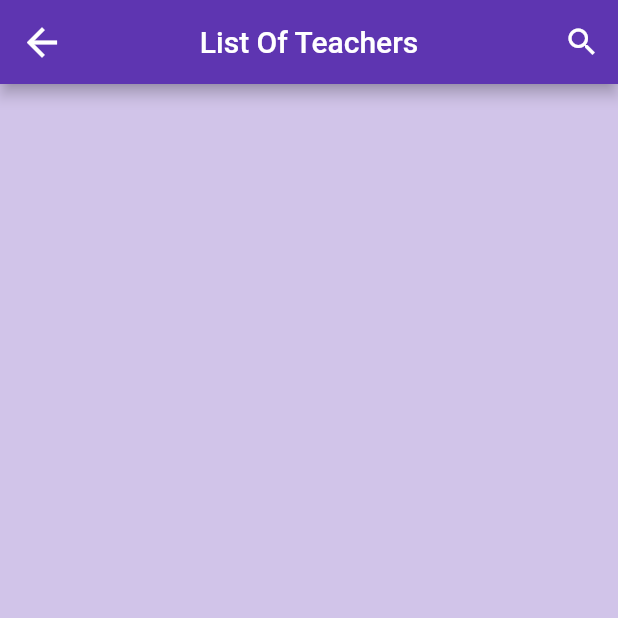
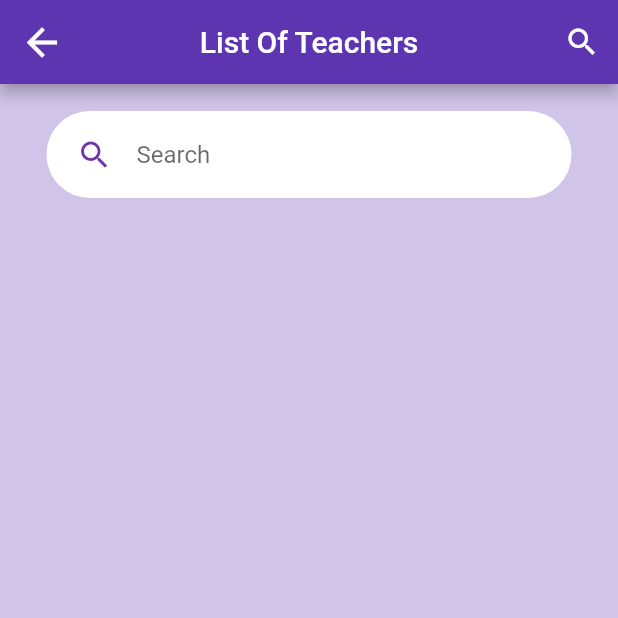
Before and after one commit to Bhavik-20/Flutter_AppointmentApp, a Flutter app: the student_search_teacher screen opened by its route, on a phone screen of 412 x 824 dp, the top half of it. Run offline on Flutter 3.47's test engine with Material 2 defaults, Android fonts, the phone set to English and light mode, and no system bars; our stand-ins replace cloud_firestore, curved_navigation_bar, firebase_auth, firebase_storage, flutter_spinkit, flutter_svg and 4 more; accounts and stored records are empty.

Commit message:
Search Completed

```diff
--- a/lib/pages/teacher_search_list.dart
+++ b/lib/pages/teacher_search_list.dart
@@ -2,6 +2,8 @@ import 'package:flutter/material.dart';
 import 'package:cloud_firestore/cloud_firestore.dart';
 import 'package:flutter_appointment_app/model/Teacher.dart';
 import 'package:flutter_appointment_app/pages/student_bookAppointment.dart';
+import 'package:flutter_appointment_app/ui_helpers/constants.dart';
+import 'package:flutter_appointment_app/ui_helpers/text_field_container.dart';
 import 'package:provider/provider.dart';
 
 class SearchList extends StatefulWidget {
@@ -10,13 +12,76 @@ class SearchList extends StatefulWidget {
 }
 
 class _SearchListState extends State<SearchList> {
+
+  TextEditingController editingController = TextEditingController();
+  var items = List<Teacher>();
+
   @override
   Widget build(BuildContext context) {
 
     final faculties=Provider.of<List<Teacher>>(context)??[];
+    List<Teacher> search_name=[];
+    faculties.asMap().forEach((key, value) {
+    //  String format_name=value.employee_code+"_"+value.name;
+      search_name.add(value);
+    });
 
-    return ListView.builder(
-            itemCount: faculties.length,
+    void filterSearchResults(String query) {
+      List<Teacher> dummySearchList = List<Teacher>();
+      dummySearchList.addAll(search_name);
+      if(query.isNotEmpty) {
+        List<Teacher> dummyListData = List<Teacher>();
+        dummySearchList.forEach((item) {
+          if(item.name.contains(query) || item.initials.contains(query) || item.employee_code.contains(query)) {
+            dummyListData.add(item);
+          }
+        });
+        setState(() {
+          items.clear();
+          items.addAll(dummyListData);
+        });
+        return;
+      } else {
+        setState(() {
+          items.clear();
+          items.addAll(search_name);
+        });
+      }
+    }
+
+    return Container(
+      child: Column(
+        children: [
+          Padding(
+            padding: const EdgeInsets.all(8.0),
+            child: Container(
+              margin: EdgeInsets.symmetric(vertical: 10),
+              padding: EdgeInsets.symmetric(horizontal: 20, vertical: 5),
+              width: 350,
+              decoration: BoxDecoration(
+                color: Colors.white,
+                borderRadius: BorderRadius.circular(29),
+              ),
+              child: TextField(
+                onChanged: (value) {
+                  filterSearchResults(value);
+                },
+                controller: editingController,
+                cursorColor: kPrimaryColor,
+                decoration: InputDecoration(
+                  hintText: "Search",
+                  icon: Icon(
+                    Icons.search,
+                    color: kPrimaryColor,
+                  ),
+                  border: InputBorder.none,
+                ),
+              ),
+            ),
+          ),
+          Expanded(
+            child: ListView.builder(
+                    itemCount: items.length == 0 ? faculties.length : items.length,
                     itemBuilder: (context,index){
                       return Padding(
                         padding: EdgeInsets.only(top:8.0),
@@ -24,6 +89,7 @@ class _SearchListState extends State<SearchList> {
                           margin: EdgeInsets.fromLTRB(20, 6, 20, 0),
                           child: ListTile(
                             onTap: (){
+                              print(search_name);
                               print(faculties[index].email);
                               Navigator.push(context, MaterialPageRoute(builder: (context)=> student_bookAppointment(teacher:faculties[index])));
                             },
@@ -34,19 +100,24 @@ class _SearchListState extends State<SearchList> {
                                 child: new SizedBox(
                                   height: 180,
                                   width:180,
-                          child:(faculties[index].url == '' || faculties[index].url == null ) ? Image.asset('images/role_teacher.jpg',
-                            fit: BoxFit.fill,) : Image.network(faculties[index].url,
-                            fit: BoxFit.fill,
+                                  child:(items.length==0)?(faculties[index].url == '' || faculties[index].url == null ) ? Image.asset('images/role_teacher.jpg',
+                                      fit: BoxFit.fill) : Image.network(faculties[index].url,
+                                      fit: BoxFit.fill) :( (items[index].url == '' || items[index].url == null ) ? Image.asset('images/role_teacher.jpg',
+                                    fit: BoxFit.fill) : Image.network(items[index].url,
+                                    fit: BoxFit.fill)),
                                 ),
                               ),
                             ),
-                    ),
-                    title: Text(faculties[index].employee_code+"_"+faculties[index].name),
-                    subtitle: Text(faculties[index].initials),
+                            title:items.length==0?Text(faculties[index].employee_code+"_"+faculties[index].name):Text(items[index].employee_code+"_"+items[index].name),
+                            subtitle:items.length==0? Text(faculties[index].initials):Text(items[index].initials),
                           ),
                         ),
                       );
                     },
+              ),
+          ),
+        ],
+      ),
     );
 
   }
```
Lines whose indentation alone changed are shown as unchanged.
